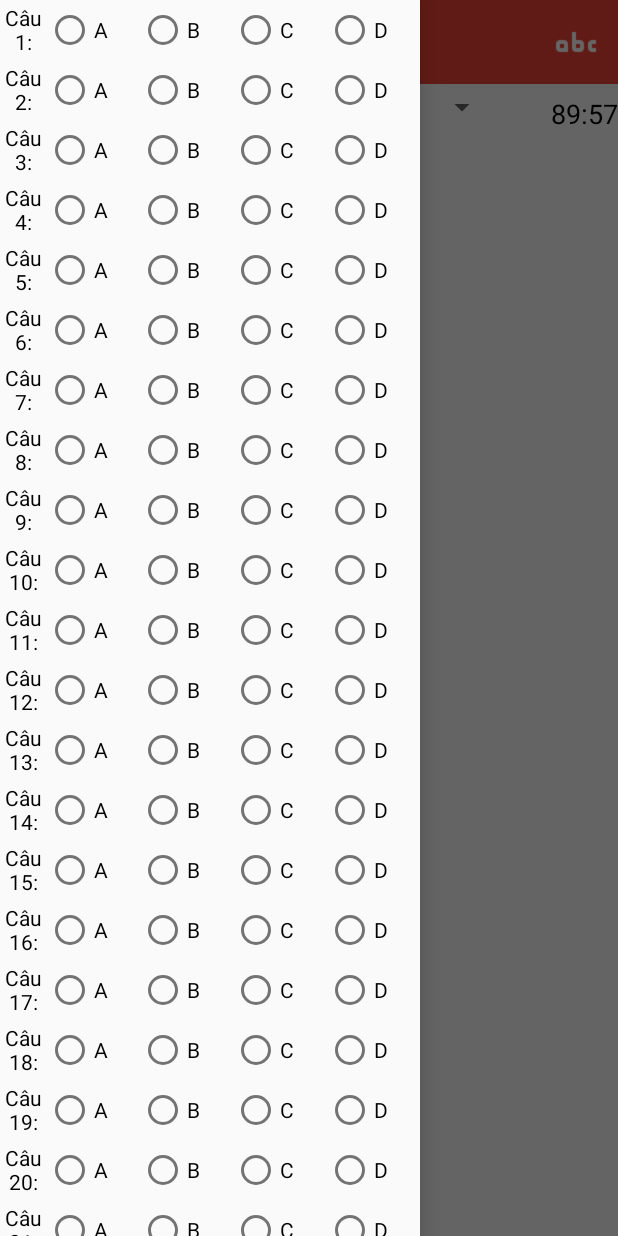
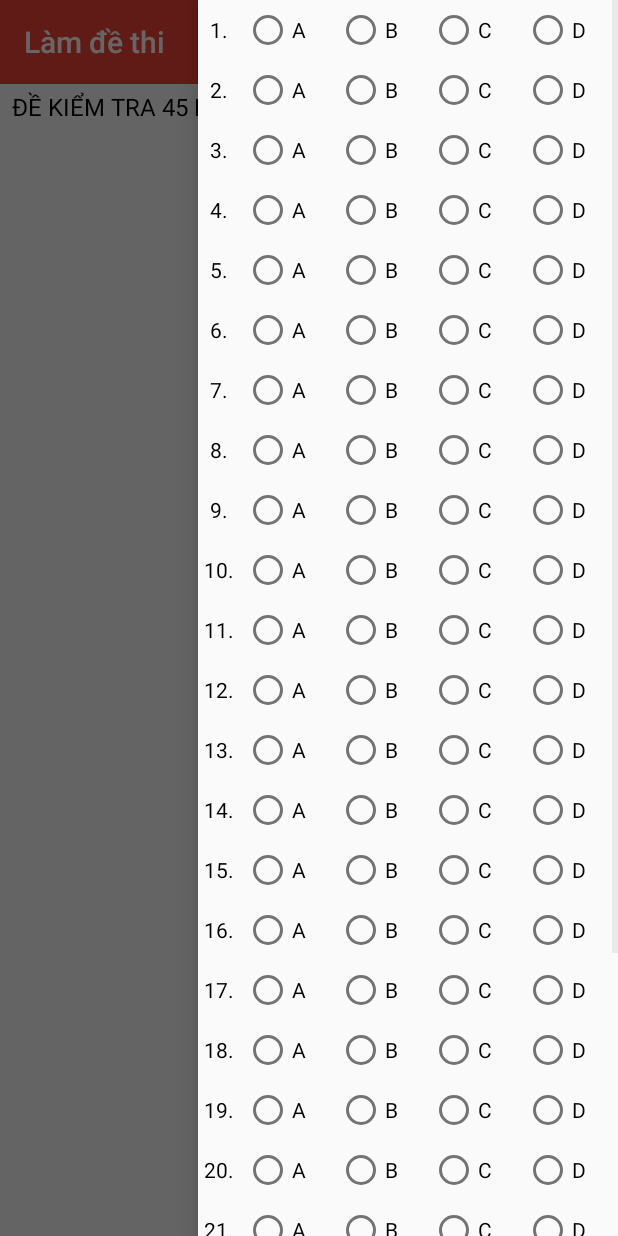
Before and after one commit to uethackathon2017/Alpha-Go, an Android app: the GeneralActivity screen opened directly, with no data from a screen before it, on a phone screen of 412 x 824 dp. Run offline under Robolectric (Android 15) with nearby library versions, the phone set to English and light mode, and no system bars; libraries missing offline, so code that uses them is left out: com.afollestad.materialdialogs.

Commit message:
Fix lỗi

```diff
--- a/app/src/main/AndroidManifest.xml
+++ b/app/src/main/AndroidManifest.xml
@@ -5,6 +5,7 @@
     <uses-permission android:name="android.permission.INTERNET" />
     <uses-permission android:name="android.permission.READ_EXTERNAL_STORAGE" />
     <uses-permission android:name="android.permission.WRITE_EXTERNAL_STORAGE" />
+    <uses-permission android:name="android.permission.ACCESS_NETWORK_STATE" />
 
     <application
         android:allowBackup="true"
--- a/app/src/main/java/com/quang/tracnghiemtoan/acivities/GeneralActivity.java
+++ b/app/src/main/java/com/quang/tracnghiemtoan/acivities/GeneralActivity.java
@@ -60,7 +60,7 @@ public class GeneralActivity extends AppCompatActivity {
         setSupportActionBar(toolbar);
 
         drawer = (DrawerLayout) findViewById(R.id.drawer_layout);
-        drawer.openDrawer(Gravity.START);
+        drawer.openDrawer(Gravity.END);
 
         NavigationView navigationView = (NavigationView) findViewById(R.id.nav_solution);
 
@@ -99,12 +99,11 @@ public class GeneralActivity extends AppCompatActivity {
         rvRightAnswer.setAdapter(rightAnswerAdapter);
 
         tvCountTimer = (TextView) findViewById(R.id.tv_counttimmer);
-        btnAnswer = (Button) findViewById(R.id.buttonAnswer);
+        btnAnswer = (Button) navigationView.getHeaderView(0).findViewById(R.id.buttonAnswer);
         btnAnswer.setOnClickListener(new View.OnClickListener() {
             @Override
             public void onClick(View view) {
                 rvRightAnswer.setVisibility(View.VISIBLE);
-                drawer.openDrawer(Gravity.RIGHT);
             }
         });
 
@@ -124,7 +123,6 @@ public class GeneralActivity extends AppCompatActivity {
                 rightAnswerAdapter = new PracticeRightAnswerAdapter(problems);
                 rvRightAnswer.setAdapter(rightAnswerAdapter);
                 rvReply.setAdapter(replyAdapter);
-                rvRightAnswer.setVisibility(View.GONE);
                 showDate();
             }
 
@@ -133,7 +131,6 @@ public class GeneralActivity extends AppCompatActivity {
 
             }
         });
-        btnAnswer.setVisibility(View.GONE);
         showDate();
     }
 
--- a/app/src/main/java/com/quang/tracnghiemtoan/adapters/PracticeReplyAdapter.java
+++ b/app/src/main/java/com/quang/tracnghiemtoan/adapters/PracticeReplyAdapter.java
@@ -35,7 +35,7 @@ public class PracticeReplyAdapter extends RecyclerView.Adapter<PracticeReplyAdap
 
     @Override
     public void onBindViewHolder(final ViewHolder holder, final int position) {
-        holder.title.setText("Câu " + (position + 1) + ":");
+        holder.title.setText( (position + 1) + ". ");
         holder.answerA.setOnClickListener(new View.OnClickListener() {
             @Override
             public void onClick(View view) {
--- a/app/src/main/res/layout/activity_general.xml
+++ b/app/src/main/res/layout/activity_general.xml
@@ -20,48 +20,41 @@
             android:background="?attr/colorPrimary"
             android:theme="@style/ThemeOverlay.AppCompat.Dark.ActionBar" />
 
+        <LinearLayout
+            android:layout_width="match_parent"
+            android:layout_height="match_parent"
+            android:orientation="vertical">
+
             <RelativeLayout
                 android:layout_width="match_parent"
-            android:layout_height="match_parent">
+                android:layout_height="wrap_content">
 
-            <Button
-                android:id="@+id/buttonAnswer"
-                android:layout_width="wrap_content"
-                android:layout_height="40dp"
-                android:layout_alignParentEnd="true"
-                android:layout_alignParentRight="true"
-                android:gravity="center"
-                android:text="Đáp Án"
-                android:textColor="@color/black"
-                android:textSize="12sp"
-                android:visibility="gone" />
+                <Spinner
+                    android:id="@+id/list_solution"
+                    android:layout_width="match_parent"
+                    android:layout_height="20dp"
+                    android:layout_marginTop="5dp"
+                    android:layout_toLeftOf="@+id/tv_counttimmer"
+                    android:layout_toStartOf="@+id/tv_counttimmer"
+                    android:popupBackground="@color/white" />
 
                 <TextView
                     android:id="@+id/tv_counttimmer"
                     android:layout_width="wrap_content"
                     android:layout_height="40dp"
-                android:layout_alignParentEnd="true"
                     android:layout_alignParentRight="true"
                     android:gravity="center"
-                android:text="Đáp Án"
+                    android:text="90:00"
                     android:textColor="@color/black"
                     android:textSize="18sp" />
-
-            <Spinner
-                android:id="@+id/list_solution"
-                android:layout_width="match_parent"
-                android:layout_height="20dp"
-                android:layout_marginEnd="80dp"
-                android:layout_marginRight="80dp"
-                android:layout_marginTop="5dp"
-                android:popupBackground="@color/white" />
+            </RelativeLayout>
 
             <com.quang.tracnghiemtoan.views.MathJaxWebView
                 android:id="@+id/solution_webView"
                 android:layout_width="match_parent"
                 android:layout_height="match_parent"
-                android:layout_marginTop="40dp" />
-        </RelativeLayout>
+                android:layout_marginTop="10dp" />
+        </LinearLayout>
 
     </LinearLayout>
 
@@ -69,7 +62,7 @@
         android:id="@+id/nav_solution"
         android:layout_width="wrap_content"
         android:layout_height="match_parent"
-        android:layout_gravity="start"
+        android:layout_gravity="end"
         android:fitsSystemWindows="true"
         app:headerLayout="@layout/nav_practice">
 
--- a/app/src/main/res/layout/nav_practice.xml
+++ b/app/src/main/res/layout/nav_practice.xml
@@ -1,5 +1,14 @@
 <?xml version="1.0" encoding="utf-8"?>
-<RelativeLayout xmlns:android="http://schemas.android.com/apk/res/android"
+<android.support.v4.widget.NestedScrollView xmlns:android="http://schemas.android.com/apk/res/android"
+    android:layout_width="match_parent"
+    android:layout_height="match_parent">
+
+    <LinearLayout
+        android:layout_width="match_parent"
+        android:layout_height="match_parent"
+        android:orientation="vertical">
+
+        <RelativeLayout
             android:layout_width="match_parent"
             android:layout_height="match_parent"
             android:theme="@style/ThemeOverlay.AppCompat.Light">
@@ -15,6 +24,16 @@
                 android:layout_width="50dp"
                 android:layout_height="match_parent"
                 android:layout_alignParentRight="true"
-        android:background="@color/blue"
                 android:visibility="gone" />
         </RelativeLayout>
+
+        <Button
+            android:id="@+id/buttonAnswer"
+            android:layout_width="wrap_content"
+            android:layout_height="40dp"
+            android:layout_gravity="center"
+            android:text="Đáp Án"
+            android:textColor="@color/black"
+            android:textSize="12sp" />
+    </LinearLayout>
+</android.support.v4.widget.NestedScrollView>
--- a/app/src/main/res/layout/practice_answer_item.xml
+++ b/app/src/main/res/layout/practice_answer_item.xml
@@ -1,7 +1,7 @@
 <?xml version="1.0" encoding="utf-8"?>
 <LinearLayout xmlns:android="http://schemas.android.com/apk/res/android"
     android:layout_width="match_parent"
-    android:layout_height="30dp"
+    android:layout_height="40dp"
     android:orientation="horizontal">
 
     <TextView
@@ -9,6 +9,7 @@
         android:layout_width="match_parent"
         android:layout_height="match_parent"
         android:gravity="center"
+        android:textColor="@color/red"
         android:textSize="14dp" />
 
 </LinearLayout>
--- a/app/src/main/res/layout/practice_reply_item.xml
+++ b/app/src/main/res/layout/practice_reply_item.xml
@@ -11,7 +11,7 @@
         android:layout_height="match_parent"
         android:layout_weight="0.5"
         android:gravity="center"
-        android:text="Câu 1:"
+        android:text="1. "
         android:textColor="@color/black"
         android:textSize="14sp" />
 
```
Also changed, not shown: app/src/main/java/com/quang/tracnghiemtoan/acivities/PracticeActivity.java (+1 -10 lines), app/src/main/res/layout/activity_practice.xml (+3 -15 lines). Lines whose indentation alone changed are shown as unchanged.
